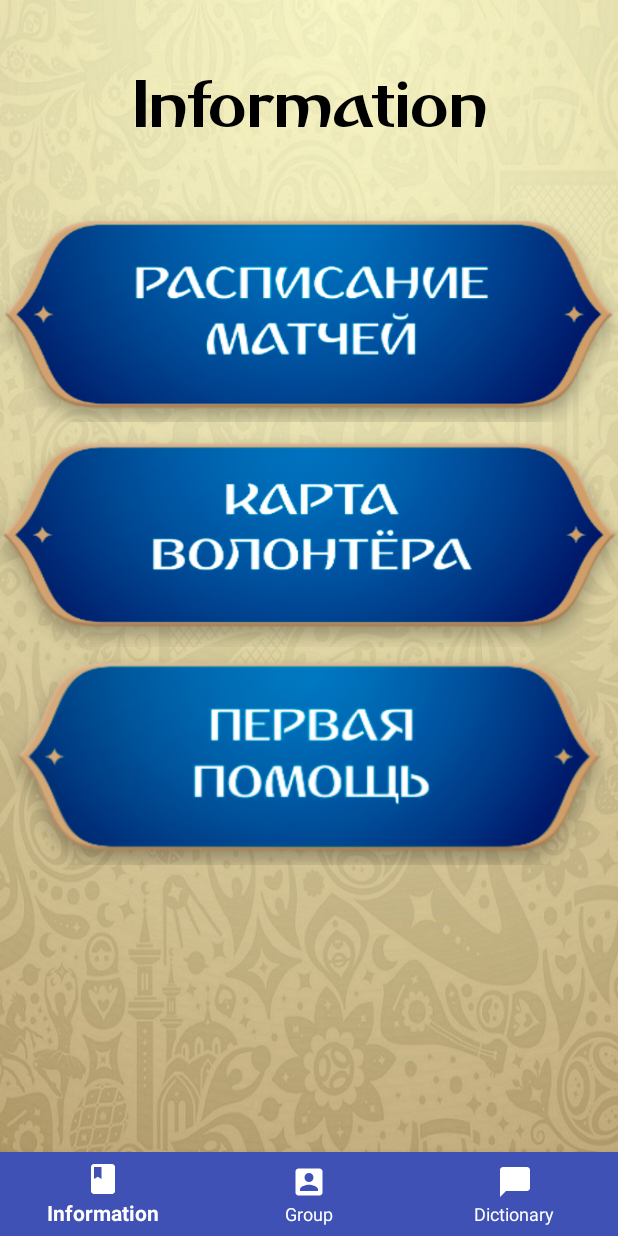
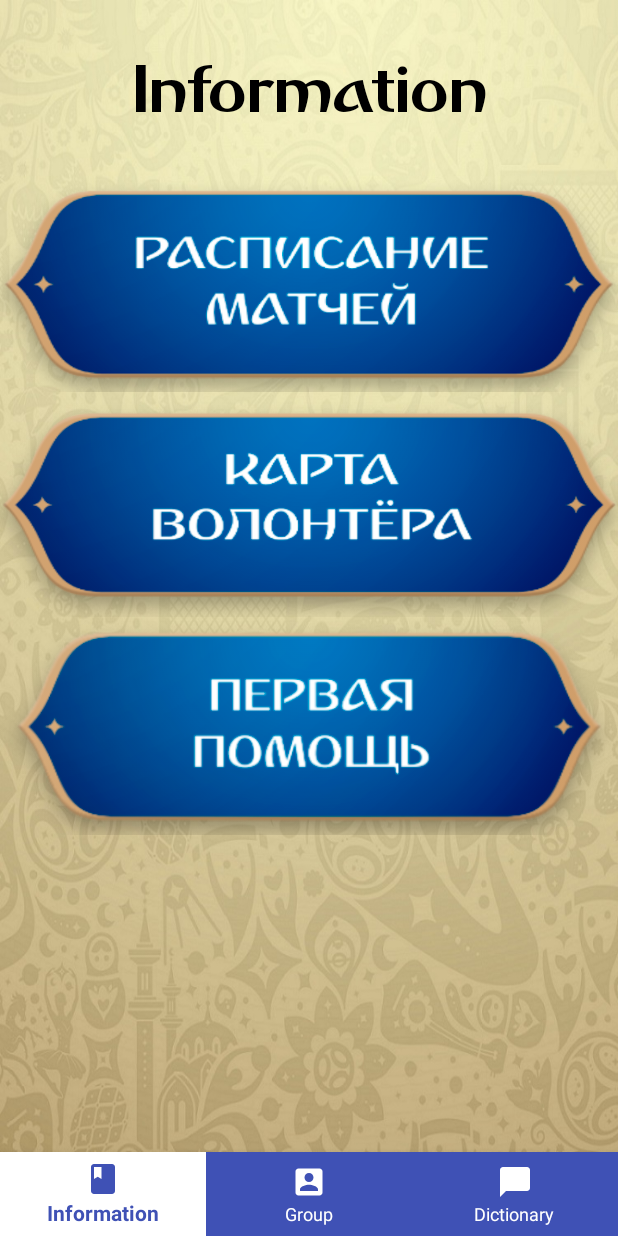
Before and after one commit to Moberd-Dortonkon/Scrolss, an Android app: the screen it shows after launch (MainActivity), on a phone screen of 412 x 824 dp. Run offline under Robolectric (Android 15) with nearby library versions, the light colour scheme and no system bars; libraries missing offline, so code that uses them is left out: com.darwindeveloper.horizontalscrollmenulibrary; pictures from the network do not load; 1 statement that could not run was skipped.

Commit message:
Moberd some design

```diff
--- a/app/src/main/java/com/example/koolguy/scroll/ListDictFragment.java
+++ b/app/src/main/java/com/example/koolguy/scroll/ListDictFragment.java
@@ -169,7 +169,7 @@ public class ListDictFragment extends ListFragment {
         TTS = new TextToSpeech(getActivity(), new TextToSpeech.OnInitListener() {
             @Override public void onInit(int initStatus) {
                 if (initStatus == TextToSpeech.SUCCESS) {
-                    Locale localeIsln=new Locale("island");
+                    Locale localeIsln=new Locale("icelandic");
                     TTS.setLanguage(localeIsln);
                     TTS.setPitch(1.3f);
                     TTS.setSpeechRate(0.7f);
--- /dev/null
+++ b/app/src/main/res/color/bnv_backgroud_2.xml
@@ -0,0 +1,5 @@
+<?xml version="1.0" encoding="utf-8"?>
+<selector xmlns:android="http://schemas.android.com/apk/res/android">
+    <item android:state_checked="true" android:color="@color/colorWhite"/>
+    <item android:color="@color/colorPrimary"/>
+</selector>
--- /dev/null
+++ b/app/src/main/res/color/bnv_text.xml
@@ -0,0 +1,5 @@
+<?xml version="1.0" encoding="utf-8"?>
+<selector xmlns:android="http://schemas.android.com/apk/res/android">
+        <item android:state_checked="true" android:color="@color/colorPrimary"/>
+        <item android:state_checked="false" android:color="#FFFFFF"/>
+</selector>
--- /dev/null
+++ b/app/src/main/res/drawable/bnv_background.xml
@@ -0,0 +1,5 @@
+<?xml version="1.0" encoding="utf-8"?>
+<selector xmlns:android="http://schemas.android.com/apk/res/android">
+    <item android:state_checked="true" android:drawable="@color/colorWhite"/>
+    <item android:drawable="@color/colorPrimary"/>
+</selector>
--- a/app/src/main/res/layout/activity_main.xml
+++ b/app/src/main/res/layout/activity_main.xml
@@ -25,10 +25,10 @@
         android:layout_width="match_parent"
         android:layout_height="wrap_content"
         android:layout_alignParentBottom="true"
-        android:background="@color/colorPrimary"
+        app:itemBackground="@drawable/bnv_background"
         android:layout_margin="0dp"
-        app:itemIconTint="#ffff"
-        app:itemTextColor="#ffff"
+        app:itemIconTint="@color/bnv_text"
+        app:itemTextColor="@color/bnv_text"
         app:menu="@menu/botton_navigation" />
 
 
--- a/app/src/main/res/layout/fragment_choose_status.xml
+++ b/app/src/main/res/layout/fragment_choose_status.xml
@@ -12,7 +12,7 @@
     android:orientation="vertical">
     <TextView
         android:layout_width="match_parent"
-        android:layout_height="140dp"
+        android:layout_height="120dp"
         android:text="@string/status"
         android:textSize="50sp"
         android:gravity="center"
--- a/app/src/main/res/layout/fragment_hand_book.xml
+++ b/app/src/main/res/layout/fragment_hand_book.xml
@@ -12,7 +12,7 @@
 
         <TextView
             android:layout_width="match_parent"
-            android:layout_height="140dp"
+            android:layout_height="120dp"
             android:text="@string/inf"
             android:textSize="50sp"
             android:gravity="center"
--- a/app/src/main/res/menu/botton_navigation.xml
+++ b/app/src/main/res/menu/botton_navigation.xml
@@ -1,6 +1,7 @@
 <?xml version="1.0" encoding="utf-8"?>
 <menu xmlns:android="http://schemas.android.com/apk/res/android"
     xmlns:app="http://schemas.android.com/apk/res-auto">
+
     <item
         android:id="@+id/book"
         android:title="@string/inf"
--- a/app/src/main/res/values/colors.xml
+++ b/app/src/main/res/values/colors.xml
@@ -3,4 +3,5 @@
     <color name="colorPrimary">#3F51B5</color>
     <color name="colorPrimaryDark">#303F9F</color>
     <color name="colorAccent">#FF4081</color>
+    <color name="colorWhite">#FFFFFF</color>
 </resources>
```
